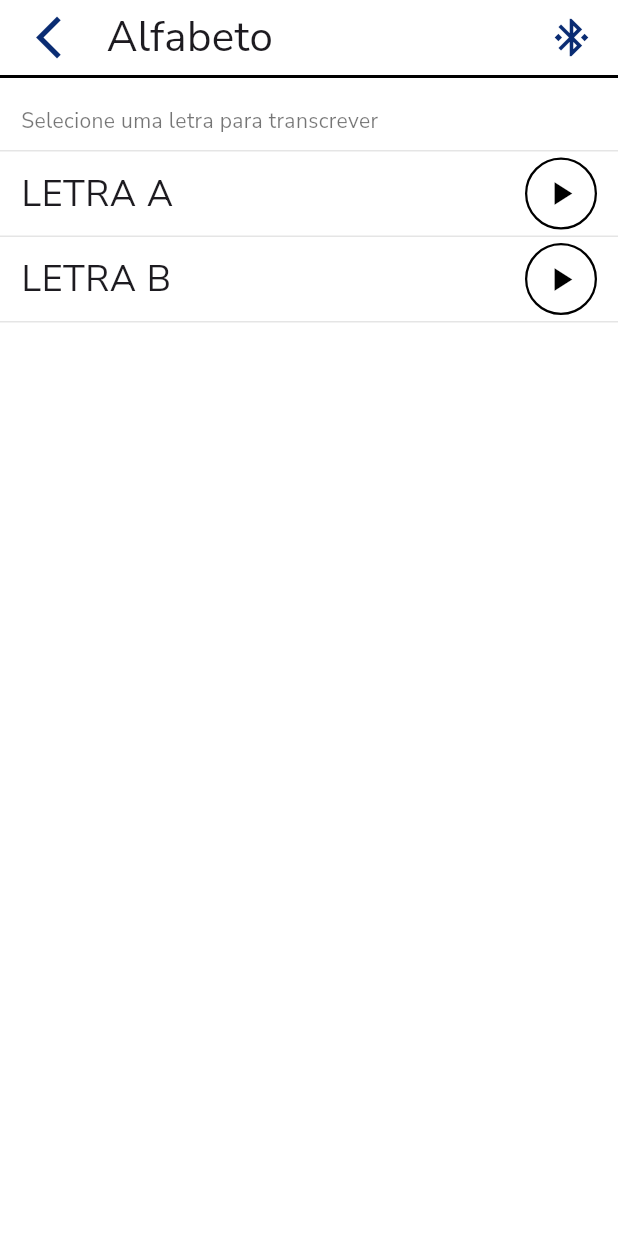
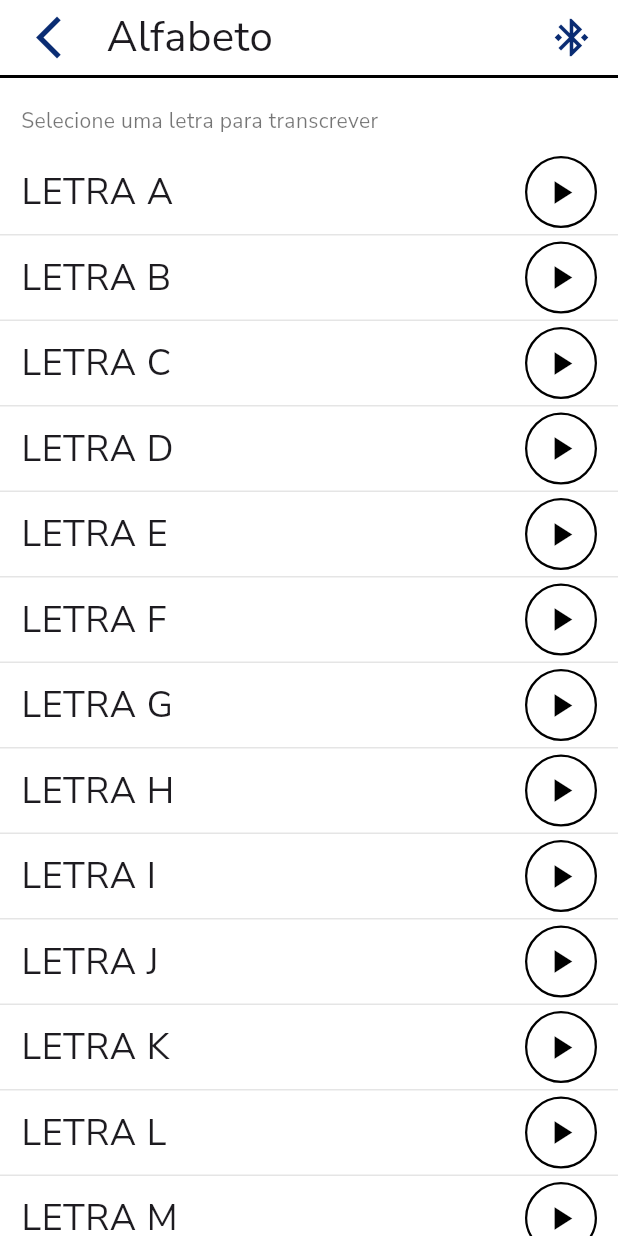
Before and after one commit to Guiprogramador14/Dedole, a Flutter app: the TelaAlfabeto screen opened directly, on a phone screen of 412 x 824 dp. Run offline on Flutter 3.47's test engine with Material 3 defaults, Android fonts, the light colour scheme and no system bars; our stand-ins replace flutter_blue_plus, flutter_svg, permission_handler, sqflite; accounts and stored records are empty.

Commit message:
comiit
Introduced a new widget 'criarLetra' to dynamically create letter tiles for the alphabet. This replaces the hardcoded letter tiles for A and B, improving code maintainability.

```diff
--- a/lib/screens/tela_alfabeto_screen.dart
+++ b/lib/screens/tela_alfabeto_screen.dart
@@ -53,6 +53,76 @@ class _TelaAlfabetoState extends State<TelaAlfabeto> {
     }
   }
 
+  Widget criarLetra(String letra) {
+    return Column(
+      children: [
+        ListTile(
+          contentPadding:
+              const EdgeInsets.symmetric(horizontal: 14),
+
+          title: Text(
+            "LETRA $letra",
+            style: const TextStyle(
+              fontSize: 24,
+              fontWeight: FontWeight.w400,
+            ),
+          ),
+
+          subtitle: letraAtiva == letra
+              ? Text(
+                  "Letra $letra apresentada no Dedolê",
+                  style: const TextStyle(
+                    color: Colors.green,
+                  ),
+                )
+              : null,
+
+          trailing: InkWell(
+            borderRadius: BorderRadius.circular(30),
+
+            onTap: enviando
+                ? null
+                : () => enviarLetra(letra),
+
+            child: Container(
+              width: 48,
+              height: 48,
+
+              decoration: BoxDecoration(
+                shape: BoxShape.circle,
+
+                border: Border.all(
+                  color: letraAtiva == letra
+                      ? Colors.green
+                      : Colors.black,
+
+                  width: 1.5,
+                ),
+              ),
+
+              child: Icon(
+                letraAtiva == letra
+                    ? Icons.check
+                    : Icons.play_arrow,
+
+                size: 26,
+
+                color: letraAtiva == letra
+                    ? Colors.green
+                    : Colors.black,
+              ),
+            ),
+          ),
+        ),
+
+        const Divider(
+          height: 1,
+          color: Color(0xFFE5E5E5),
+        ),
+      ],
+    );
+  }
+
   @override
   Widget build(BuildContext context) {
     return Scaffold(
@@ -79,6 +149,7 @@ class _TelaAlfabetoState extends State<TelaAlfabeto> {
                 children: [
                   IconButton(
                     onPressed: () => Navigator.pop(context),
+
                     icon: const Icon(
                       Icons.arrow_back_ios,
                       color: Color(0xFF0A2C73),
@@ -129,146 +200,32 @@ class _TelaAlfabetoState extends State<TelaAlfabeto> {
           Expanded(
             child: ListView(
               children: [
-                const Divider(
-                  height: 1,
-                  color: Color(0xFFE5E5E5),
-                ),
-
-                // =========================
-                // LETRA A
-                // =========================
-
-                ListTile(
-                  contentPadding:
-                      const EdgeInsets.symmetric(horizontal: 14),
-
-                  title: const Text(
-                    "LETRA A",
-                    style: TextStyle(
-                      fontSize: 24,
-                      fontWeight: FontWeight.w400,
-                    ),
-                  ),
-
-                  subtitle: letraAtiva == "A"
-                      ? const Text(
-                          "Letra A apresentada no Dedolê",
-                          style: TextStyle(
-                            color: Colors.green,
-                          ),
-                        )
-                      : null,
-
-                  trailing: InkWell(
-                    borderRadius: BorderRadius.circular(30),
-
-                    onTap: enviando
-                        ? null
-                        : () => enviarLetra("A"),
-
-                    child: Container(
-                      width: 48,
-                      height: 48,
-
-                      decoration: BoxDecoration(
-                        shape: BoxShape.circle,
-
-                        border: Border.all(
-                          color: letraAtiva == "A"
-                              ? Colors.green
-                              : Colors.black,
-
-                          width: 1.5,
-                        ),
-                      ),
-
-                      child: Icon(
-                        letraAtiva == "A"
-                            ? Icons.check
-                            : Icons.play_arrow,
-
-                        size: 26,
-
-                        color: letraAtiva == "A"
-                            ? Colors.green
-                            : Colors.black,
-                      ),
-                    ),
-                  ),
-                ),
-
-                const Divider(
-                  height: 1,
-                  color: Color(0xFFE5E5E5),
-                ),
-
-                // =========================
-                // LETRA B
-                // =========================
-
-                ListTile(
-                  contentPadding:
-                      const EdgeInsets.symmetric(horizontal: 14),
-
-                  title: const Text(
-                    "LETRA B",
-                    style: TextStyle(
-                      fontSize: 24,
-                      fontWeight: FontWeight.w400,
-                    ),
-                  ),
-
-                  subtitle: letraAtiva == "B"
-                      ? const Text(
-                          "Letra B apresentada no Dedolê",
-                          style: TextStyle(
-                            color: Colors.green,
-                          ),
-                        )
-                      : null,
-
-                  trailing: InkWell(
-                    borderRadius: BorderRadius.circular(30),
-
-                    onTap: enviando
-                        ? null
-                        : () => enviarLetra("B"),
-
-                    child: Container(
-                      width: 48,
-                      height: 48,
-
-                      decoration: BoxDecoration(
-                        shape: BoxShape.circle,
-
-                        border: Border.all(
-                          color: letraAtiva == "B"
-                              ? Colors.green
-                              : Colors.black,
-
-                          width: 1.5,
-                        ),
-                      ),
-
-                      child: Icon(
-                        letraAtiva == "B"
-                            ? Icons.check
-                            : Icons.play_arrow,
-
-                        size: 26,
-
-                        color: letraAtiva == "B"
-                            ? Colors.green
-                            : Colors.black,
-                      ),
-                    ),
-                  ),
-                ),
-
-                const Divider(
-                  height: 1,
-                  color: Color(0xFFE5E5E5),
-                ),
+                criarLetra("A"),
+                criarLetra("B"),
+                criarLetra("C"),
+                criarLetra("D"),
+                criarLetra("E"),
+                criarLetra("F"),
+                criarLetra("G"),
+                criarLetra("H"),
+                criarLetra("I"),
+                criarLetra("J"),
+                criarLetra("K"),
+                criarLetra("L"),
+                criarLetra("M"),
+                criarLetra("N"),
+                criarLetra("O"),
+                criarLetra("P"),
+                criarLetra("Q"),
+                criarLetra("R"),
+                criarLetra("S"),
+                criarLetra("T"),
+                criarLetra("U"),
+                criarLetra("V"),
+                criarLetra("W"),
+                criarLetra("X"),
+                criarLetra("Y"),
+                criarLetra("Z"),
               ],
             ),
           ),
```
